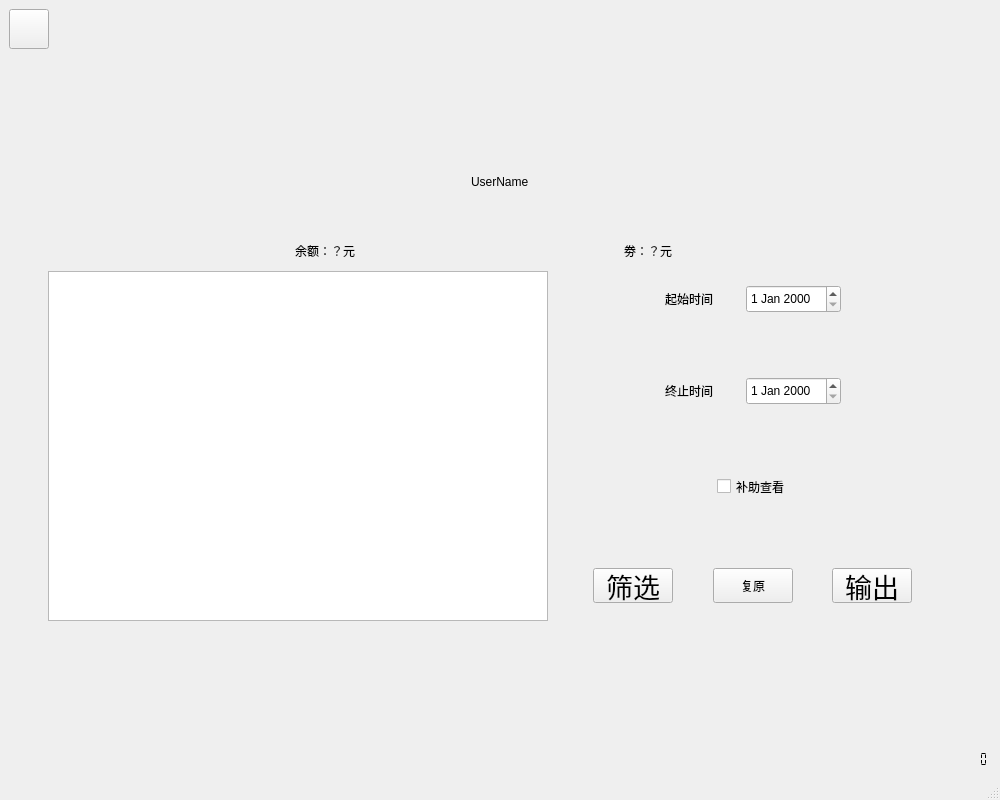
Old version of the form usersearchwindow.ui in the repository liuweiky/CCIMS.
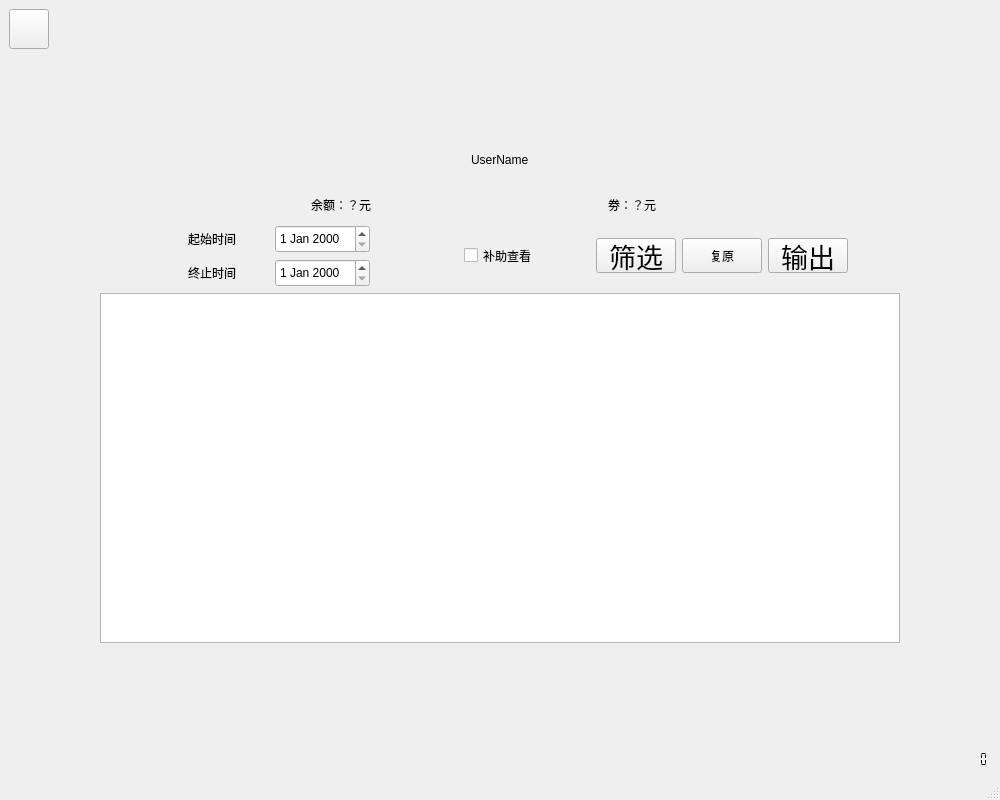
New version of the form. Icons and pictures are not drawn.

The edit to the form file:
```diff
--- a/usersearchwindow.ui
+++ b/usersearchwindow.ui
@@ -20,7 +20,7 @@
    <string>MainWindow</string>
   </property>
   <widget class="QWidget" name="centralwidget">
-   <layout class="QGridLayout" name="gridLayout_4">
+   <layout class="QGridLayout" name="gridLayout_2">
     <item row="0" column="0">
      <layout class="QVBoxLayout" name="verticalLayout">
       <item>
@@ -88,8 +88,8 @@
       </property>
       <property name="sizeHint" stdset="0">
        <size>
-        <width>20</width>
-        <height>108</height>
+        <width>17</width>
+        <height>75</height>
        </size>
       </property>
      </spacer>
@@ -103,23 +103,18 @@
         </property>
         <property name="sizeHint" stdset="0">
          <size>
-          <width>40</width>
-          <height>20</height>
+          <width>13</width>
+          <height>473</height>
          </size>
         </property>
        </spacer>
       </item>
       <item>
-       <layout class="QGridLayout" name="gridLayout_2">
-        <item row="0" column="0" colspan="2">
          <layout class="QGridLayout" name="gridLayout">
-          <property name="verticalSpacing">
-           <number>30</number>
-          </property>
-          <item row="0" column="0">
-           <layout class="QHBoxLayout" name="horizontalLayout">
+        <item row="2" column="0">
+         <layout class="QHBoxLayout" name="horizontalLayout_3">
             <item>
-             <spacer name="horizontalSpacer">
+           <spacer name="horizontalSpacer_3">
               <property name="orientation">
                <enum>Qt::Horizontal</enum>
               </property>
@@ -132,61 +127,9 @@
              </spacer>
             </item>
             <item>
-             <widget class="QLabel" name="UserName">
+           <widget class="QLabel" name="StartLabel">
               <property name="minimumSize">
                <size>
-                <width>0</width>
-                <height>50</height>
-               </size>
-              </property>
-              <property name="maximumSize">
-               <size>
-                <width>16777215</width>
-                <height>50</height>
-               </size>
-              </property>
-              <property name="styleSheet">
-               <string notr="true">font: 36pt &quot;.SF NS Text&quot;;</string>
-              </property>
-              <property name="text">
-               <string>UserName</string>
-              </property>
-             </widget>
-            </item>
-            <item>
-             <spacer name="horizontalSpacer_2">
-              <property name="orientation">
-               <enum>Qt::Horizontal</enum>
-              </property>
-              <property name="sizeHint" stdset="0">
-               <size>
-                <width>40</width>
-                <height>20</height>
-               </size>
-              </property>
-             </spacer>
-            </item>
-           </layout>
-          </item>
-          <item row="1" column="0">
-           <layout class="QHBoxLayout" name="horizontalLayout_10">
-            <item>
-             <spacer name="horizontalSpacer_17">
-              <property name="orientation">
-               <enum>Qt::Horizontal</enum>
-              </property>
-              <property name="sizeHint" stdset="0">
-               <size>
-                <width>40</width>
-                <height>20</height>
-               </size>
-              </property>
-             </spacer>
-            </item>
-            <item>
-             <widget class="QLabel" name="Money">
-              <property name="minimumSize">
-               <size>
                 <width>81</width>
                 <height>28</height>
                </size>
@@ -195,41 +138,28 @@
                <string notr="true">font: 20pt &quot;.SF NS Text&quot;;</string>
               </property>
               <property name="text">
-               <string>余额：？元</string>
+             <string>起始时间</string>
               </property>
              </widget>
             </item>
             <item>
-             <spacer name="horizontalSpacer_18">
-              <property name="orientation">
-               <enum>Qt::Horizontal</enum>
-              </property>
-              <property name="sizeHint" stdset="0">
+           <widget class="QDateEdit" name="StartDateEdit">
+            <property name="minimumSize">
                <size>
-                <width>40</width>
-                <height>20</height>
-               </size>
-              </property>
-             </spacer>
-            </item>
-            <item>
-             <widget class="QLabel" name="Coupon">
-              <property name="minimumSize">
+              <width>0</width>
+              <height>28</height>
+             </size>
+            </property>
+            <property name="maximumSize">
                <size>
-                <width>81</width>
+              <width>16777215</width>
                 <height>28</height>
                </size>
               </property>
-              <property name="styleSheet">
-               <string notr="true">font: 20pt &quot;.SF NS Text&quot;;</string>
-              </property>
-              <property name="text">
-               <string>劵：？元</string>
-              </property>
              </widget>
             </item>
             <item>
-             <spacer name="horizontalSpacer_19">
+           <spacer name="horizontalSpacer_4">
               <property name="orientation">
                <enum>Qt::Horizontal</enum>
               </property>
@@ -243,92 +173,29 @@
             </item>
            </layout>
           </item>
-         </layout>
-        </item>
-        <item row="1" column="0">
-         <widget class="QTableWidget" name="tableWidget">
+        <item row="2" column="1" rowspan="2">
+         <widget class="QCheckBox" name="SubsidyCheck">
           <property name="minimumSize">
            <size>
-            <width>500</width>
-            <height>350</height>
+            <width>0</width>
+            <height>35</height>
            </size>
           </property>
           <property name="maximumSize">
            <size>
-            <width>500</width>
-            <height>350</height>
+            <width>16777215</width>
+            <height>35</height>
            </size>
           </property>
-         </widget>
-        </item>
-        <item row="1" column="1">
-         <layout class="QGridLayout" name="gridLayout_3">
-          <property name="verticalSpacing">
-           <number>50</number>
-          </property>
-          <item row="1" column="0">
-           <layout class="QHBoxLayout" name="horizontalLayout_6">
-            <item>
-             <spacer name="horizontalSpacer_5">
-              <property name="orientation">
-               <enum>Qt::Horizontal</enum>
-              </property>
-              <property name="sizeHint" stdset="0">
-               <size>
-                <width>40</width>
-                <height>20</height>
-               </size>
-              </property>
-             </spacer>
-            </item>
-            <item>
-             <widget class="QLabel" name="FinishLabel">
-              <property name="minimumSize">
-               <size>
-                <width>81</width>
-                <height>28</height>
-               </size>
-              </property>
               <property name="styleSheet">
                <string notr="true">font: 20pt &quot;.SF NS Text&quot;;</string>
               </property>
               <property name="text">
-               <string>终止时间</string>
+           <string>补助查看</string>
               </property>
              </widget>
             </item>
-            <item>
-             <widget class="QDateEdit" name="FinishDateEdit">
-              <property name="minimumSize">
-               <size>
-                <width>0</width>
-                <height>28</height>
-               </size>
-              </property>
-              <property name="maximumSize">
-               <size>
-                <width>16777215</width>
-                <height>28</height>
-               </size>
-              </property>
-             </widget>
-            </item>
-            <item>
-             <spacer name="horizontalSpacer_6">
-              <property name="orientation">
-               <enum>Qt::Horizontal</enum>
-              </property>
-              <property name="sizeHint" stdset="0">
-               <size>
-                <width>40</width>
-                <height>20</height>
-               </size>
-              </property>
-             </spacer>
-            </item>
-           </layout>
-          </item>
-          <item row="3" column="0">
+        <item row="2" column="2" rowspan="2">
            <layout class="QHBoxLayout" name="horizontalLayout_7">
             <item>
              <spacer name="horizontalSpacer_11">
@@ -374,19 +241,6 @@
               </property>
              </widget>
             </item>
-            <item>
-             <spacer name="horizontalSpacer_16">
-              <property name="orientation">
-               <enum>Qt::Horizontal</enum>
-              </property>
-              <property name="sizeHint" stdset="0">
-               <size>
-                <width>40</width>
-                <height>20</height>
-               </size>
-              </property>
-             </spacer>
-            </item>
             <item>
              <widget class="QPushButton" name="ResetButton">
               <property name="minimumSize">
@@ -409,19 +263,6 @@
               </property>
              </widget>
             </item>
-            <item>
-             <spacer name="horizontalSpacer_15">
-              <property name="orientation">
-               <enum>Qt::Horizontal</enum>
-              </property>
-              <property name="sizeHint" stdset="0">
-               <size>
-                <width>40</width>
-                <height>20</height>
-               </size>
-              </property>
-             </spacer>
-            </item>
             <item>
              <widget class="QPushButton" name="ExportButton">
               <property name="minimumSize">
@@ -468,10 +309,10 @@
             </item>
            </layout>
           </item>
-          <item row="0" column="0">
-           <layout class="QHBoxLayout" name="horizontalLayout_3">
+        <item row="3" column="0">
+         <layout class="QHBoxLayout" name="horizontalLayout_6">
             <item>
-             <spacer name="horizontalSpacer_3">
+           <spacer name="horizontalSpacer_5">
               <property name="orientation">
                <enum>Qt::Horizontal</enum>
               </property>
@@ -484,7 +325,7 @@
              </spacer>
             </item>
             <item>
-             <widget class="QLabel" name="StartLabel">
+           <widget class="QLabel" name="FinishLabel">
               <property name="minimumSize">
                <size>
                 <width>81</width>
@@ -495,12 +336,12 @@
                <string notr="true">font: 20pt &quot;.SF NS Text&quot;;</string>
               </property>
               <property name="text">
-               <string>起始时间</string>
+             <string>终止时间</string>
               </property>
              </widget>
             </item>
             <item>
-             <widget class="QDateEdit" name="StartDateEdit">
+           <widget class="QDateEdit" name="FinishDateEdit">
               <property name="minimumSize">
                <size>
                 <width>0</width>
@@ -516,7 +357,7 @@
              </widget>
             </item>
             <item>
-             <spacer name="horizontalSpacer_4">
+           <spacer name="horizontalSpacer_6">
               <property name="orientation">
                <enum>Qt::Horizontal</enum>
               </property>
@@ -530,10 +371,29 @@
             </item>
            </layout>
           </item>
-          <item row="2" column="0">
-           <layout class="QHBoxLayout" name="horizontalLayout_8">
+        <item row="4" column="0" colspan="3">
+         <widget class="QTableWidget" name="tableWidget">
+          <property name="minimumSize">
+           <size>
+            <width>800</width>
+            <height>350</height>
+           </size>
+          </property>
+          <property name="maximumSize">
+           <size>
+            <width>800</width>
+            <height>350</height>
+           </size>
+          </property>
+          <attribute name="verticalHeaderVisible">
+           <bool>false</bool>
+          </attribute>
+         </widget>
+        </item>
+        <item row="1" column="0" colspan="3">
+         <layout class="QHBoxLayout" name="horizontalLayout_10">
             <item>
-             <spacer name="horizontalSpacer_20">
+           <spacer name="horizontalSpacer_17">
               <property name="orientation">
                <enum>Qt::Horizontal</enum>
               </property>
@@ -546,29 +406,52 @@
              </spacer>
             </item>
             <item>
-             <widget class="QCheckBox" name="SubsidyCheck">
+           <widget class="QLabel" name="Money">
               <property name="minimumSize">
                <size>
-                <width>0</width>
-                <height>35</height>
-               </size>
-              </property>
-              <property name="maximumSize">
+              <width>81</width>
+              <height>28</height>
+             </size>
+            </property>
+            <property name="styleSheet">
+             <string notr="true">font: 20pt &quot;.SF NS Text&quot;;</string>
+            </property>
+            <property name="text">
+             <string>余额：？元</string>
+            </property>
+           </widget>
+          </item>
+          <item>
+           <spacer name="horizontalSpacer_18">
+            <property name="orientation">
+             <enum>Qt::Horizontal</enum>
+            </property>
+            <property name="sizeHint" stdset="0">
                <size>
-                <width>16777215</width>
-                <height>35</height>
-               </size>
-              </property>
+              <width>40</width>
+              <height>20</height>
+             </size>
+            </property>
+           </spacer>
+          </item>
+          <item>
+           <widget class="QLabel" name="Coupon">
+            <property name="minimumSize">
+             <size>
+              <width>81</width>
+              <height>28</height>
+             </size>
+            </property>
               <property name="styleSheet">
                <string notr="true">font: 20pt &quot;.SF NS Text&quot;;</string>
               </property>
               <property name="text">
-               <string>补助查看</string>
+             <string>劵：？元</string>
               </property>
              </widget>
             </item>
             <item>
-             <spacer name="horizontalSpacer_21">
+           <spacer name="horizontalSpacer_19">
               <property name="orientation">
                <enum>Qt::Horizontal</enum>
               </property>
@@ -581,6 +464,56 @@
              </spacer>
             </item>
            </layout>
+        </item>
+        <item row="0" column="0" colspan="3">
+         <layout class="QHBoxLayout" name="horizontalLayout">
+          <item>
+           <spacer name="horizontalSpacer">
+            <property name="orientation">
+             <enum>Qt::Horizontal</enum>
+            </property>
+            <property name="sizeHint" stdset="0">
+             <size>
+              <width>40</width>
+              <height>20</height>
+             </size>
+            </property>
+           </spacer>
+          </item>
+          <item>
+           <widget class="QLabel" name="UserName">
+            <property name="minimumSize">
+             <size>
+              <width>0</width>
+              <height>50</height>
+             </size>
+            </property>
+            <property name="maximumSize">
+             <size>
+              <width>16777215</width>
+              <height>50</height>
+             </size>
+            </property>
+            <property name="styleSheet">
+             <string notr="true">font: 36pt &quot;.SF NS Text&quot;;</string>
+            </property>
+            <property name="text">
+             <string>UserName</string>
+            </property>
+           </widget>
+          </item>
+          <item>
+           <spacer name="horizontalSpacer_2">
+            <property name="orientation">
+             <enum>Qt::Horizontal</enum>
+            </property>
+            <property name="sizeHint" stdset="0">
+             <size>
+              <width>40</width>
+              <height>20</height>
+             </size>
+            </property>
+           </spacer>
           </item>
          </layout>
         </item>
@@ -593,8 +526,8 @@
         </property>
         <property name="sizeHint" stdset="0">
          <size>
-          <width>40</width>
-          <height>20</height>
+          <width>13</width>
+          <height>473</height>
          </size>
         </property>
        </spacer>
```
Lines whose indentation alone changed are shown as unchanged.
